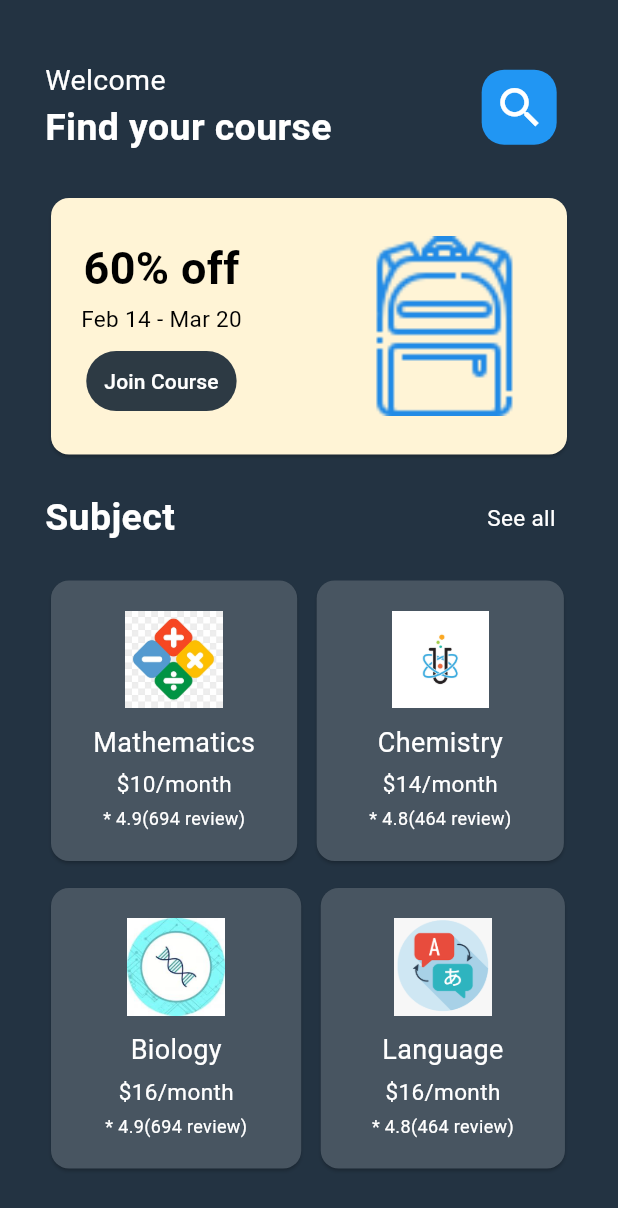
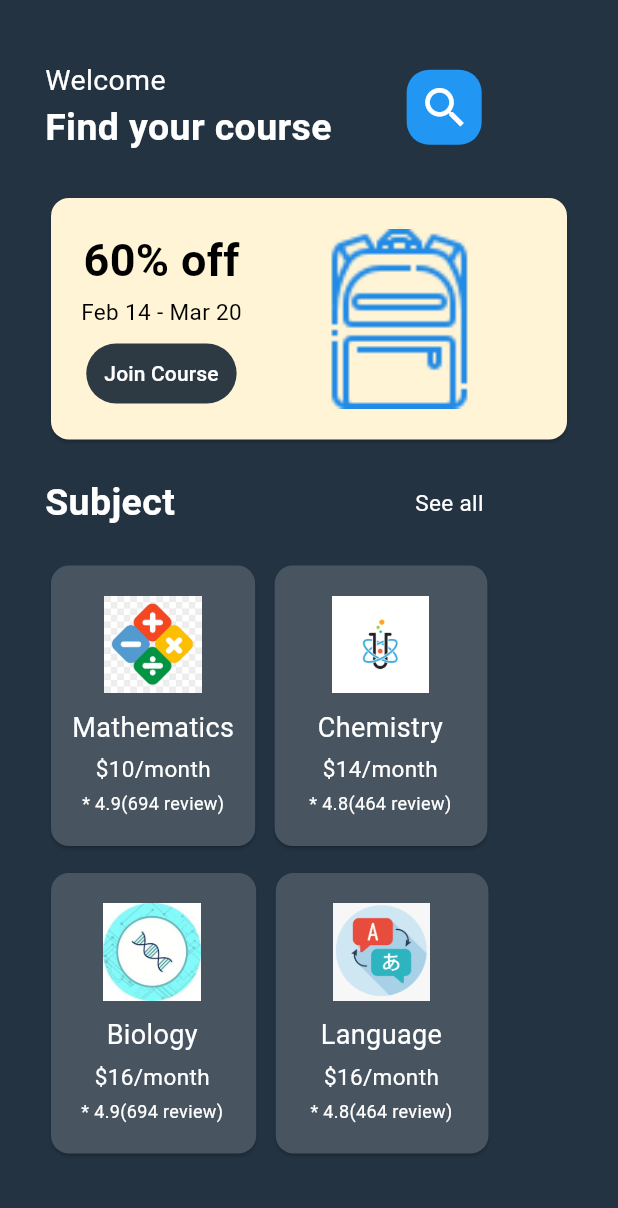
Before and after one commit to rahulsaini0160/skool, a Flutter app: the screen it shows after launch, on a phone screen of 412 x 824 dp. Shown: the top 1208 px of the screen. Run offline on Flutter 3.47's test engine with Material 2 defaults, Android fonts, the phone set to English and light mode, and no system bars.

Commit message:
second commit

```diff
--- a/lib/main.dart
+++ b/lib/main.dart
@@ -1,4 +1,5 @@
 import 'package:flutter/material.dart';
+import 'package:skool/DetailPage.dart';
 
 void main() {
   runApp(const MyApp());
@@ -17,21 +18,31 @@ class MyApp extends StatelessWidget {
         colorScheme: ColorScheme.fromSeed(seedColor: Colors.deepPurple),
         useMaterial3: true,
       ),
-      home: const MyHomePage(title: 'Flutter Demo Home Page'),
+      home: MyHomePage(
+
+      ),
     );
   }
 }
 
 class MyHomePage extends StatefulWidget {
-  const MyHomePage({super.key, required this.title});
+  MyHomePage({super.key,  this.title});
 
-  final String title;
+  final String? title;
 
   @override
   State<MyHomePage> createState() => _MyHomePageState();
 }
 
 class _MyHomePageState extends State<MyHomePage> {
+  /// Hooks ///
+  List imagePaths = [
+    'assets/images/math.jpg',
+    'assets/images/chem.jpg',
+    'assets/images/bio.jpg',
+    'assets/images/lang.png'
+  ];
+  List data = ['Mathematics', 'Chemistry', 'Biology', 'Language'];
   @override
   Widget build(BuildContext context) {
     return Scaffold(
@@ -65,7 +76,7 @@ class _MyHomePageState extends State<MyHomePage> {
                     ],
                   ),
                   Padding(
-                    padding: const EdgeInsets.only(left: 100.0),
+                    padding: const EdgeInsets.only(left: 50.0),
                     child: Container(
                       width: 50,
                       height: 50,
@@ -95,7 +106,7 @@ class _MyHomePageState extends State<MyHomePage> {
                   Card(
                     color: Color.fromARGB(255, 255, 244, 214),
                     child: Container(
-                      padding: EdgeInsets.only(left: 10, top: 25, bottom: 25),
+                      padding: EdgeInsets.only(left: 10, top: 20, bottom: 20),
                       width: double.infinity,
                       child: Row(
                         children: [
@@ -140,7 +151,7 @@ class _MyHomePageState extends State<MyHomePage> {
                             ),
                           ),
                           Padding(
-                            padding: const EdgeInsets.only(left: 80.0),
+                            padding: const EdgeInsets.only(left: 50.0),
                             child: Image.asset(
                               'assets/images/sbag.png', // Path to your asset image
                               width: 110,
@@ -167,7 +178,7 @@ class _MyHomePageState extends State<MyHomePage> {
                         fontWeight: FontWeight.w600),
                   ),
                   Padding(
-                    padding: const EdgeInsets.only(left: 208.0),
+                    padding: const EdgeInsets.only(left: 160.0),
                     child: Text(
                       "See all",
                       style: TextStyle(color: Colors.white, fontSize: 15.0),
@@ -181,25 +192,34 @@ class _MyHomePageState extends State<MyHomePage> {
               Container(
                 child: Row(
                   children: [
-                    Column(
+                    GestureDetector(
+                      onTap: () {
+                        Navigator.push(
+                          context,
+                          MaterialPageRoute(
+                            builder: (context) => DetailPage(subName:  data[0],subImage: imagePaths[0]),
+                          ),
+                        );
+                      },
+                      child: Column(
                         children: [
                           Card(
                             color: Color.fromARGB(255, 72, 85, 97),
                             child: Container(
                               padding: EdgeInsets.only(
-                                left: 28, top: 20, bottom: 20, right: 28),
+                                  left: 14, top: 20, bottom: 20, right: 14),
                               // width: double.infinity,
                               child: Column(
                                 children: <Widget>[
                                   Image.asset(
-                                  'assets/images/math.jpg', // Path to your asset image
+                                    imagePaths[0], // Path to your asset image
                                     width: 65,
                                     height: 65,
                                     fit: BoxFit.cover,
                                   ),
                                   SizedBox(height: 10),
                                   Text(
-                                  "Mathematics",
+                                    data[0],
                                     style: TextStyle(
                                         color: Colors.white, fontSize: 18.0),
                                   ),
@@ -221,28 +241,38 @@ class _MyHomePageState extends State<MyHomePage> {
                           ),
                         ],
                       ),
+                    ),
                     SizedBox(
                       width: 5,
                     ),
-                    Column(
+                    GestureDetector(
+                      onTap: (){
+                        Navigator.push(
+                          context,
+                          MaterialPageRoute(
+                            builder: (context) => DetailPage(subName: data[1],subImage: imagePaths[1]),
+                          ),
+                        );
+                      },
+                      child: Column(
                         children: [
                           Card(
                             color: Color.fromARGB(255, 72, 85, 97),
                             child: Container(
                               padding: EdgeInsets.only(
-                                left: 35, top: 20, bottom: 20, right: 35),
+                                  left: 23, top: 20, bottom: 20, right: 24),
                               // width: double.infinity,
                               child: Column(
                                 children: <Widget>[
                                   Image.asset(
-                                  'assets/images/chem.jpg', // Path to your asset image
+                                    imagePaths[1], // Path to your asset image
                                     width: 65,
                                     height: 65,
                                     fit: BoxFit.cover,
                                   ),
                                   SizedBox(height: 10),
                                   Text(
-                                  "Chemistry",
+                                    data[1],
                                     style: TextStyle(
                                         color: Colors.white, fontSize: 18.0),
                                   ),
@@ -253,7 +283,6 @@ class _MyHomePageState extends State<MyHomePage> {
                                         color: Colors.white, fontSize: 15.0),
                                   ),
                                   SizedBox(height: 4),
-
                                   Text(
                                     "* 4.8(464 review)",
                                     style: TextStyle(
@@ -265,6 +294,7 @@ class _MyHomePageState extends State<MyHomePage> {
                           ),
                         ],
                       ),
+                    ),
                   ],
                 ),
               ),
@@ -274,25 +304,34 @@ class _MyHomePageState extends State<MyHomePage> {
               Container(
                 child: Row(
                   children: [
-                    Column(
+                    GestureDetector(
+                      onTap: (){
+                        Navigator.push(
+                          context,
+                          MaterialPageRoute(
+                            builder: (context) => DetailPage(subName: data[2],subImage: imagePaths[2]),
+                          ),
+                        );
+                      },
+                      child: Column(
                         children: [
                           Card(
                             color: Color.fromARGB(255, 72, 85, 97),
                             child: Container(
                               padding: EdgeInsets.only(
-                                left: 36, top: 20, bottom: 20, right: 36),
+                                  left: 20, top: 20, bottom: 20, right: 22),
                               // width: double.infinity,
                               child: Column(
                                 children: <Widget>[
                                   Image.asset(
-                                  'assets/images/bio.jpg', // Path to your asset image
+                                    imagePaths[2], // Path to your asset image
                                     width: 65,
                                     height: 65,
                                     fit: BoxFit.cover,
                                   ),
                                   SizedBox(height: 10),
                                   Text(
-                                  "Biology",
+                                    data[2],
                                     style: TextStyle(
                                         color: Colors.white, fontSize: 18.0),
                                   ),
@@ -314,28 +353,38 @@ class _MyHomePageState extends State<MyHomePage> {
                           ),
                         ],
                       ),
+                    ),
                     SizedBox(
                       width: 5,
                     ),
-                    Column(
+                    GestureDetector(
+                      onTap: (){
+                        Navigator.push(
+                          context,
+                          MaterialPageRoute(
+                            builder: (context) => DetailPage(subName: data[3],subImage: imagePaths[3],),
+                          ),
+                        );
+                      },
+                      child: Column(
                         children: [
                           Card(
                             color: Color.fromARGB(255, 72, 85, 97),
                             child: Container(
                               padding: EdgeInsets.only(
-                                left: 34, top: 20, bottom: 20, right: 34),
+                                  left: 23, top: 20, bottom: 20, right: 24),
                               // width: double.infinity,
                               child: Column(
                                 children: <Widget>[
                                   Image.asset(
-                                  'assets/images/lang.png', // Path to your asset image
+                                    imagePaths[3], // Path to your asset image
                                     width: 65,
                                     height: 65,
                                     fit: BoxFit.cover,
                                   ),
                                   SizedBox(height: 10),
                                   Text(
-                                  "Language",
+                                    data[3],
                                     style: TextStyle(
                                         color: Colors.white, fontSize: 18.0),
                                   ),
@@ -357,6 +406,7 @@ class _MyHomePageState extends State<MyHomePage> {
                           ),
                         ],
                       ),
+                    ),
                   ],
                 ),
               ),
```
Also changed, not shown: lib/DetailPage.dart (added, +365 -0 lines), assets/images/mathe.png (added), assets/images/ruler.png (added), assets/images/sine.png (added). Lines whose indentation alone changed are shown as unchanged.
